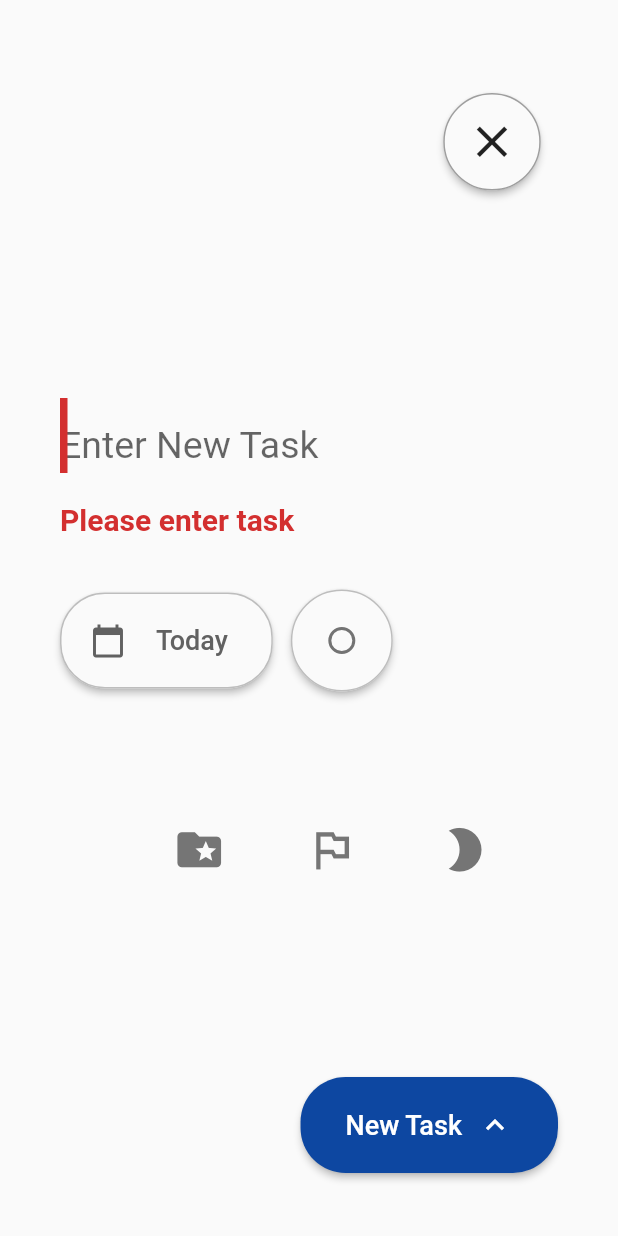
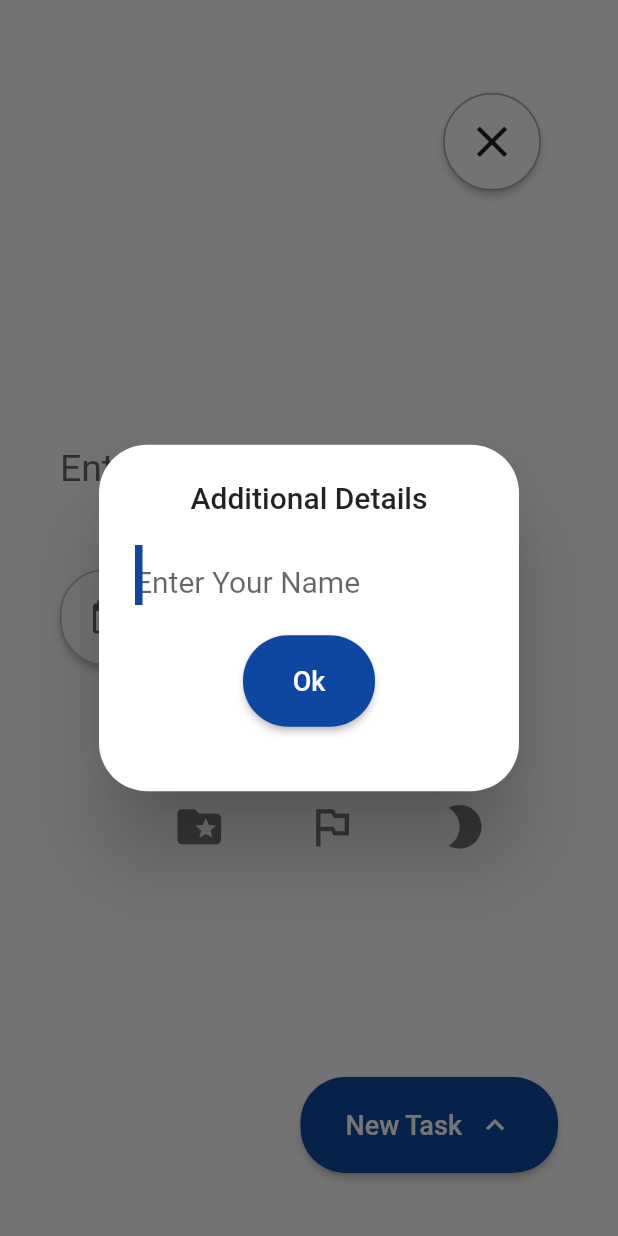
Before and after one commit to Usman2661/Todo-Flutter, a Flutter app: the CreateTodo screen opened by its route, after a tap on "New Task", on a phone screen of 412 x 824 dp. Run offline on Flutter 3.47's test engine with Material 2 defaults, Android fonts, the phone set to English and light mode, and no system bars; our stand-ins replace circular_check_box; network calls fail.

Commit message:
updating create new task and username

```diff
--- a/lib/screens/createTodo.dart
+++ b/lib/screens/createTodo.dart
@@ -5,6 +5,9 @@ import 'package:todo/Services/models/todo.dart';
 
 
 class CreateTodo extends StatefulWidget {
+  final String username;
+  CreateTodo({Key key, @required this.username}) : super(key: key);
+
   @override
   _CreateTodoState createState() => _CreateTodoState();
 }
@@ -201,96 +204,121 @@ class _CreateTodoState extends State<CreateTodo> {
             mainAxisAlignment: MainAxisAlignment.end,
             children: <Widget>[
               RaisedButton(
-              onPressed: () {
+              onPressed: () async {
+                  if (widget.username !=null ){
+
                   if (_createTaskFormKey.currentState.validate()) {
 
                                 _createTaskFormKey.currentState.save();
-                  todoApi.createTodo(
+
+                                await todoApi.createTodo(
                                       Todo(
                                         title: _taskController.text,
                                         completed: completed,
                                         catagory: catagory,
-                      username: 'Usman',
+                                        username: widget.username,
                                     ));
 
-                  Navigator.pop(context, true) ;
+                                    Navigator.pop(context, true);
+                          }
+                  }
+                  else {
+
+                  showDialog(context: context, child:
+                   AlertDialog(
+                    title:  Center(child: Text("Additional Details")),
+                    shape: RoundedRectangleBorder(
+                    borderRadius: BorderRadius.all(Radius.circular(32.0))),
+                    content:
+                    Container(
+                    height: 140.0,
+                    child: Column(
+                    mainAxisAlignment: MainAxisAlignment.start,
+                    children: <Widget>[
+                    TextFormField(
+                    autofocus: true,
+                    cursorColor: Colors.blue[900],
+                    cursorWidth: 5.0,
+                    controller: _usernameController,
+                    validator: (value) {
+                    if (value.isEmpty) {
+                      return 'Please enter username';
+                    }
+                    return null;
+                  },
+                  onChanged: (value) {
+
+                  },
+                    style:
+                    TextStyle(
+                    fontSize: 20.0,
+                    height: 2.0,
+                    color: Colors.grey[700],
+                    decoration: TextDecoration.none
+                    ),
+                   decoration:  InputDecoration.collapsed(
+                    hintText: 'Enter Your Name',
+                    border: InputBorder.none,
+                    ),
+                    ),
+                    SizedBox(height:20.0),
+                    Row(
+                      mainAxisAlignment: MainAxisAlignment.center,
+                      children: <Widget>[
+                    RaisedButton(
+                        elevation: 2.0,
+                        color: Colors.blue[900],
+                        onPressed: () async {
+
+
+                      if (_createTaskFormKey.currentState.validate()) {
+
+                                _createTaskFormKey.currentState.save();
+
+                                await todoApi.createTodo(
+                                      Todo(
+                                        title: _taskController.text,
+                                        completed: completed,
+                                        catagory: catagory,
+                                        username: _usernameController.text,
+                                    ));
+
+                                    Navigator.pop(context);
+                          }
+
+                        },
+                        child:
+                        Row(
+                        children: <Widget>[
+                        Text(
+                          'Ok',
+                          style: TextStyle(
+                            color: Colors.white,
+                            fontSize: 18.0,
+                          ),
+                            ),
+                            // SizedBox(width: 10.0),
+                            // Icon(Icons.expand_less, color: Colors.white,),
+                            ],
+                            ),
+                            padding: EdgeInsets.fromLTRB(30.0,20.0,30.0,20.0),
+                            shape: RoundedRectangleBorder(
+                            borderRadius: BorderRadius.circular(30.0),
+                        ),
+                        ),
+                        ],
+                        )
+                        ],
+                        ),
+                        )
+                      )
+                  );
+
                   }
 
 
-                  // if (title != null ){
-                  //       showDialog(context: context, child:
-                  //  AlertDialog(
-                  //   title:  Center(child: Text("Additional Details")),
-                  //   shape: RoundedRectangleBorder(
-                  //   borderRadius: BorderRadius.all(Radius.circular(32.0))),
-                  //   content:
-                  //   Container(
-                  //   height: 140.0,
-                  //   child: Column(
-                  //   mainAxisAlignment: MainAxisAlignment.start,
-                  //   children: <Widget>[
-                  //   TextFormField(
-                  //   autofocus: true,
-                  //   cursorColor: Colors.blue[900],
-                  //   cursorWidth: 5.0,
-                  //   controller: _usernameController,
-                  //   validator: (value) {
-                  //   if (value.isEmpty) {
-                  //     return 'Please enter task';
-                  //   }
-                  //   return null;
-                  // },
-                  // onChanged: (value) {
 
-                  // },
-                  //   style:
-                  //   TextStyle(
-                  //   fontSize: 20.0,
-                  //   height: 2.0,
-                  //   color: Colors.grey[700],
-                  //   decoration: TextDecoration.none
-                  //   ),
-                  //  decoration:  InputDecoration.collapsed(
-                  //   hintText: 'Enter Your Name',
-                  //   border: InputBorder.none,
-                  //   ),
-                  //   ),
-                  //   SizedBox(height:20.0),
-                  //   Row(
-                  //     mainAxisAlignment: MainAxisAlignment.center,
-                  //     children: <Widget>[
-                  //   RaisedButton(
-                  //       elevation: 2.0,
-                  //       color: Colors.blue[900],
-                  //       onPressed: () {},
-                  //       child:
-                  //       Row(
-                  //       children: <Widget>[
-                  //       Text(
-                  //         'Ok',
-                  //         style: TextStyle(
-                  //           color: Colors.white,
-                  //           fontSize: 18.0,
-                  //         ),
-                  //           ),
-                  //           // SizedBox(width: 10.0),
-                  //           // Icon(Icons.expand_less, color: Colors.white,),
-                  //           ],
-                  //           ),
-                  //           padding: EdgeInsets.fromLTRB(30.0,20.0,30.0,20.0),
-                  //           shape: RoundedRectangleBorder(
-                  //           borderRadius: BorderRadius.circular(30.0),
-                  //       ),
-                  //       ),
-                  //       ],
-                  //       )
-                  //       ],
-                  //       ),
-                  //       )
-                  //     )
-                  // );
 
-                  // }
 
 
 
```
Also changed, not shown: lib/Widgets/ListCard.dart (deleted, +0 -59 lines), lib/Widgets/TodoList.dart (+12 -26 lines), lib/Widgets/todoListing.dart (deleted, +0 -34 lines), lib/screens/home.dart (+20 -13 lines). Lines whose indentation alone changed are shown as unchanged.
